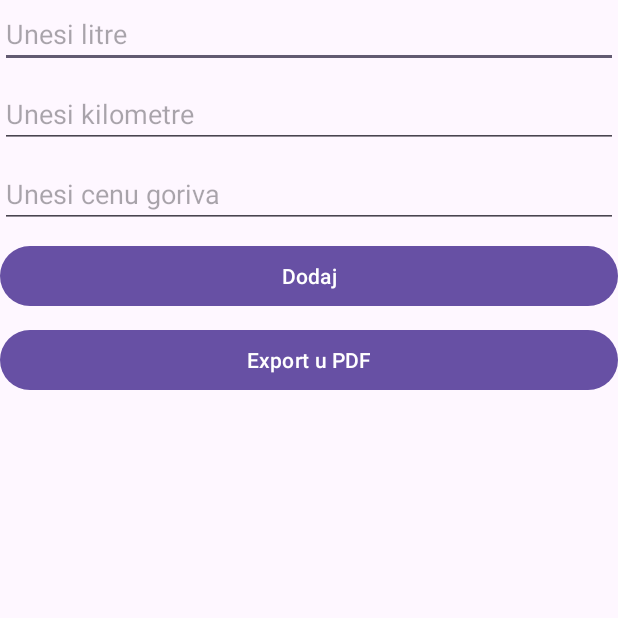
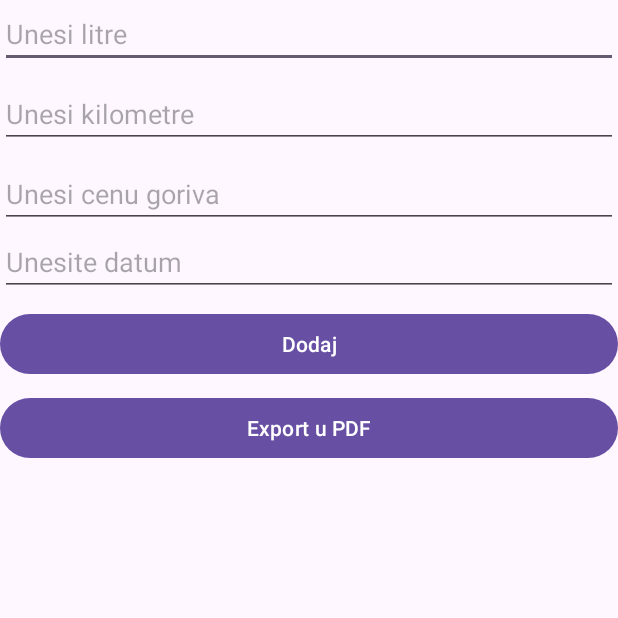
Before and after one commit to milosursulovic/potrosnja-goriva, an Android app: the screen it shows after launch (MainActivity), on a phone screen of 412 x 824 dp, the top half of it. Run offline under Robolectric (Android 15) with nearby library versions, the phone set to English and light mode, and no system bars.

Commit message:
Add date as edit text

```diff
--- a/app/src/main/res/layout/activity_main.xml
+++ b/app/src/main/res/layout/activity_main.xml
@@ -29,6 +29,14 @@
         android:hint="Unesi cenu goriva"
         android:inputType="number" />
 
+    <EditText
+        android:id="@+id/edit_date"
+        android:layout_width="match_parent"
+        android:layout_height="wrap_content"
+        android:clickable="true"
+        android:focusable="false"
+        android:hint="Unesite datum" />
+
     <Button
         android:id="@+id/add_button"
         android:layout_width="match_parent"
```
Also changed, not shown: app/src/main/java/com/example/potronjagoriva/MainActivity.kt (+29 -1 lines).
